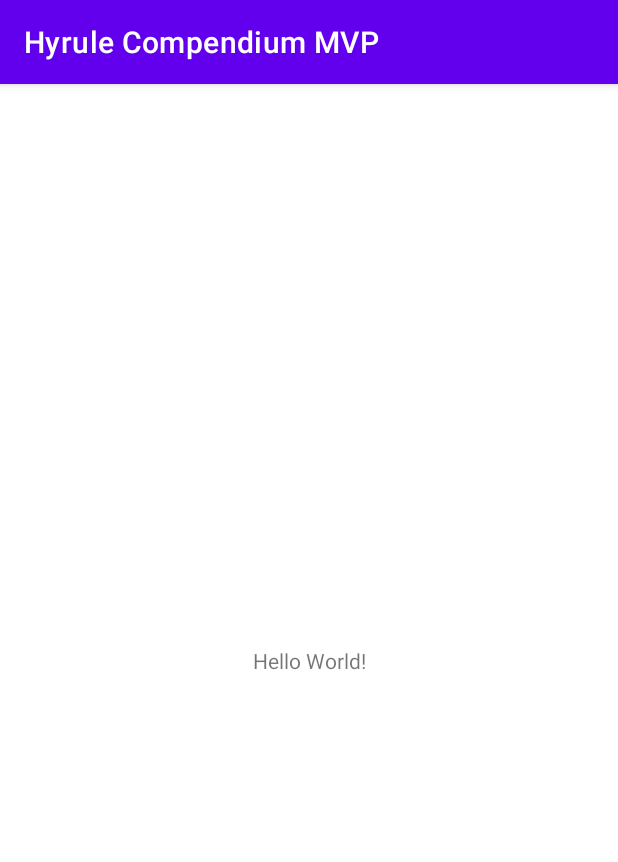
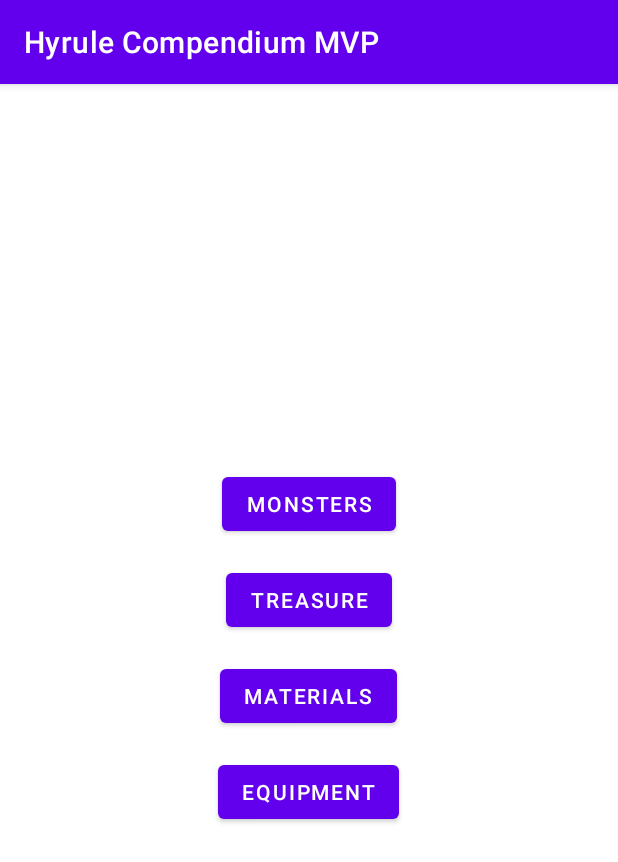
Before and after one commit to klemeo/mvp-free-api-hyrule-compendium, an Android app: the screen it shows after launch (MainActivity), on a phone screen of 412 x 824 dp. Shown: the top 862 px of the screen. Run offline under Robolectric (Android 15) with nearby library versions, the phone set to English and light mode, and no system bars.

Commit message:
added mapper and home screen

```diff
--- /dev/null
+++ b/app/src/main/java/ru/android/hyrulecompendiummvp/app/models/pres_model/HyruleInfoPresModel.kt
@@ -0,0 +1,6 @@
+package ru.android.hyrulecompendiummvp.app.models.pres_model
+
+
+class HyruleInfoPresModel(
+    val data: List<HyruleDataPresModel>?
+)
--- /dev/null
+++ b/app/src/main/java/ru/android/hyrulecompendiummvp/ui/MainScreen.kt
@@ -0,0 +1,27 @@
+package ru.android.hyrulecompendiummvp.ui
+
+import android.os.Bundle
+import android.view.View
+import kotlinx.android.synthetic.main.fragment_main_screen.*
+import ru.android.hyrulecompendiummvp.R
+import ru.android.hyrulecompendiummvp.base.BaseFragment
+
+class MainScreen : BaseFragment(R.layout.fragment_main_screen) {
+
+    override fun initView(view: View, savedInstanceState: Bundle?) {
+
+        monstersButton.setOnClickListener {
+
+        }
+        treasureButton.setOnClickListener {
+
+        }
+        materialsButton.setOnClickListener {
+
+        }
+        equipmentButton.setOnClickListener {
+
+        }
+
+    }
+}
--- a/app/src/main/res/layout/activity_main.xml
+++ b/app/src/main/res/layout/activity_main.xml
@@ -1,18 +1,13 @@
 <?xml version="1.0" encoding="utf-8"?>
-<androidx.constraintlayout.widget.ConstraintLayout xmlns:android="http://schemas.android.com/apk/res/android"
-    xmlns:app="http://schemas.android.com/apk/res-auto"
+<FrameLayout xmlns:android="http://schemas.android.com/apk/res/android"
     xmlns:tools="http://schemas.android.com/tools"
     android:layout_width="match_parent"
     android:layout_height="match_parent"
     tools:context=".MainActivity">
 
-    <TextView
-        android:layout_width="wrap_content"
-        android:layout_height="wrap_content"
-        android:text="Hello World!"
-        app:layout_constraintBottom_toBottomOf="parent"
-        app:layout_constraintLeft_toLeftOf="parent"
-        app:layout_constraintRight_toRightOf="parent"
-        app:layout_constraintTop_toTopOf="parent" />
+    <FrameLayout
+        android:id="@+id/screensContainer"
+        android:layout_width="match_parent"
+        android:layout_height="match_parent" />
 
-</androidx.constraintlayout.widget.ConstraintLayout>
+</FrameLayout>
--- /dev/null
+++ b/app/src/main/res/layout/fragment_main_screen.xml
@@ -0,0 +1,37 @@
+<?xml version="1.0" encoding="utf-8"?>
+<LinearLayout xmlns:android="http://schemas.android.com/apk/res/android"
+    android:layout_width="match_parent"
+    android:layout_height="match_parent"
+    android:layout_gravity="center"
+    android:gravity="center"
+    android:orientation="vertical">
+
+    <Button
+        android:id="@+id/monstersButton"
+        android:layout_width="wrap_content"
+        android:layout_height="wrap_content"
+        android:layout_marginBottom="16dp"
+        android:text="monsters" />
+
+    <Button
+        android:id="@+id/treasureButton"
+        android:layout_width="wrap_content"
+        android:layout_height="wrap_content"
+        android:layout_marginBottom="16dp"
+        android:text="treasure" />
+
+    <Button
+        android:id="@+id/materialsButton"
+        android:layout_width="wrap_content"
+        android:layout_height="wrap_content"
+        android:layout_marginBottom="16dp"
+        android:text="materials" />
+
+    <Button
+        android:id="@+id/equipmentButton"
+        android:layout_width="wrap_content"
+        android:layout_height="wrap_content"
+        android:layout_marginBottom="16dp"
+        android:text="equipment" />
+
+</LinearLayout>
```
Also changed, not shown: app/src/main/java/ru/android/hyrulecompendiummvp/MainActivity.kt (+33 -0 lines), app/src/main/java/ru/android/hyrulecompendiummvp/app/models/pres_model/HyruleDataPresModel.kt (added, +15 -0 lines), app/src/main/java/ru/android/hyrulecompendiummvp/ui/mapper/HyruleToPresModel.kt (added, +27 -0 lines).
